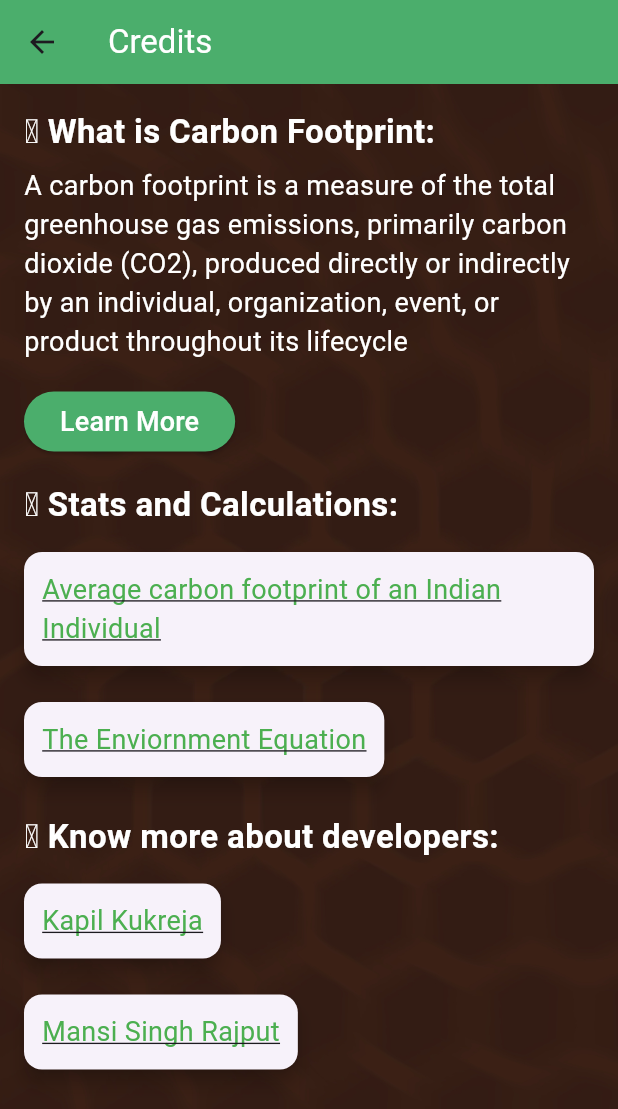
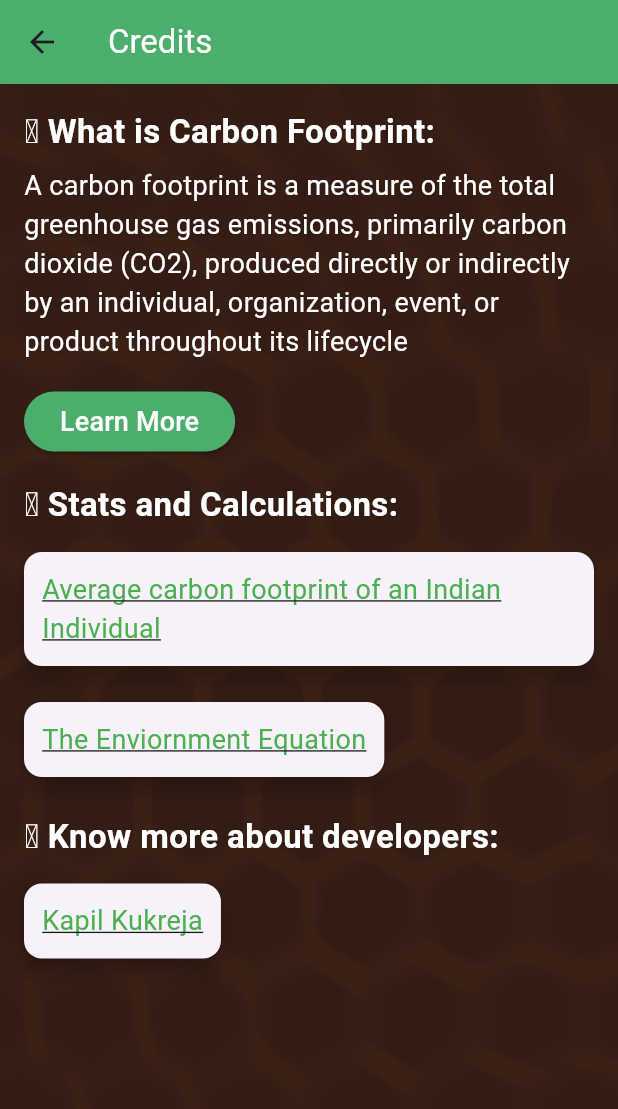
Before and after one commit to kxpil09/Eco-Connect, a Flutter app: the CreditsPage screen opened directly, on a phone screen of 412 x 824 dp. Shown: the top 1109 px of the screen. Run offline on Flutter 3.47's test engine with Material 3 defaults, Android fonts, the phone set to English and light mode, and no system bars; our stand-ins replace cloud_firestore, firebase_auth, firebase_core, geolocator, shared_preferences, video_player; accounts and stored records are empty.

Commit message:
Minor Changes

```diff
--- a/lib/screens/credits_Screen.dart
+++ b/lib/screens/credits_Screen.dart
@@ -77,16 +77,7 @@ class CreditsPage extends StatelessWidget {
                   name: 'Kapil Kukreja',
                   portfolioURL: 'https://kapilkukreja.netlify.app',
                 ),
-                SizedBox(height: 8),
-                buildDeveloperInfo(
-                name: 'Mansi Singh Rajput',
-                portfolioURL: 'https://www.linkedin.com/in/mansi-rajput-82734a200/',
-                ),
-                // SizedBox(height: 8),
-                // buildDeveloperInfo(
-                //   name: 'Shruti',
-                //   portfolioURL: 'https://www.linkedin.com/in/shruti-chadwal-b68934230/',
-                // ),
+
               ],
             ),
           ),
```
Also changed, not shown: calculator.png (added), challenges.png (added), chat.png (added), credits.png (added), home.png (added), image.png (added), login.png (added), signup.png (added), tips.png (added), 1 other file.
